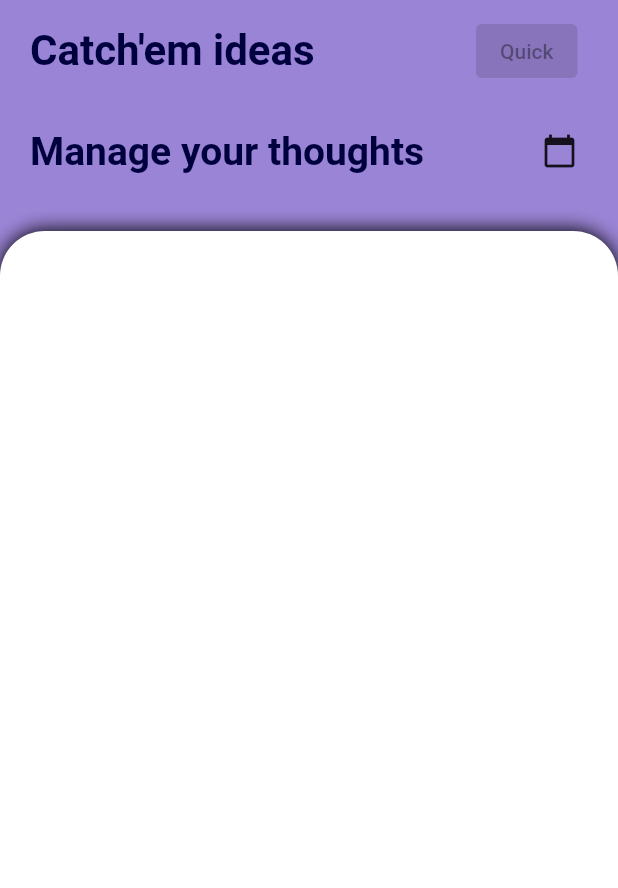
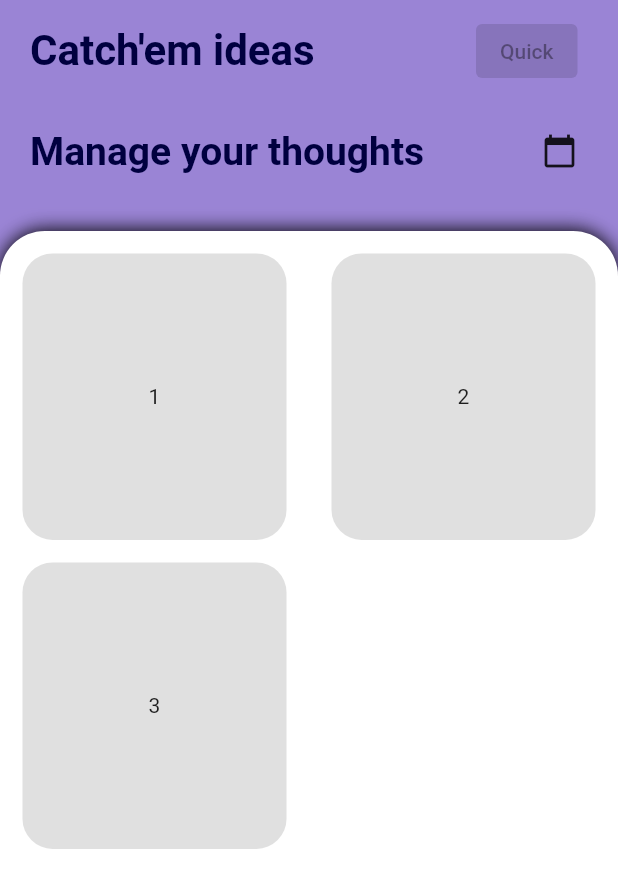
Before and after one commit to BartoszT2omaszewski/catchem_ideas, a Flutter app: the screen it shows after launch, on a phone screen of 412 x 824 dp. Shown: the top 888 px of the screen. Run offline on Flutter 3.47's test engine with Material 2 defaults, Android fonts, the phone set to English and light mode, and no system bars; our stand-ins replace syncfusion_flutter_calendar.

Commit message:
Add basic note for ideas

```diff
--- a/lib/home/pages/home_page.dart
+++ b/lib/home/pages/home_page.dart
@@ -88,14 +88,54 @@ class HomePage extends StatelessWidget {
                             topRight: Radius.circular(30)),
                         boxShadow: [BoxShadow(blurRadius: 10.0)],
                       ),
+                      child: GridView(
+                          gridDelegate:
+                              const SliverGridDelegateWithFixedCrossAxisCount(
+                            crossAxisCount: 2,
+                          ),
+                          children: const [
+                            IdeaWidget('1'),
+                            IdeaWidget('2'),
+                            IdeaWidget('3'),
+                          ]),
                     ),
                   )
                 ],
               ),
-            )
+            ),
           ],
         ),
       ),
     );
   }
 }
+
+class IdeaWidget extends StatelessWidget {
+  const IdeaWidget(
+    this.title, {
+    Key? key,
+  }) : super(key: key);
+
+  final String title;
+
+  @override
+  Widget build(BuildContext context) {
+    return Container(
+        margin: const EdgeInsets.only(
+          top: 15,
+          left: 15,
+          right: 15,
+        ),
+        height: 200,
+        width: 250,
+        decoration: const BoxDecoration(
+          color: Colors.black12,
+          borderRadius: BorderRadius.all(Radius.circular(20)),
+        ),
+        child: Column(
+          mainAxisAlignment: MainAxisAlignment.center,
+          crossAxisAlignment: CrossAxisAlignment.center,
+          children: [Text(title)],
+        ));
+  }
+}
```
